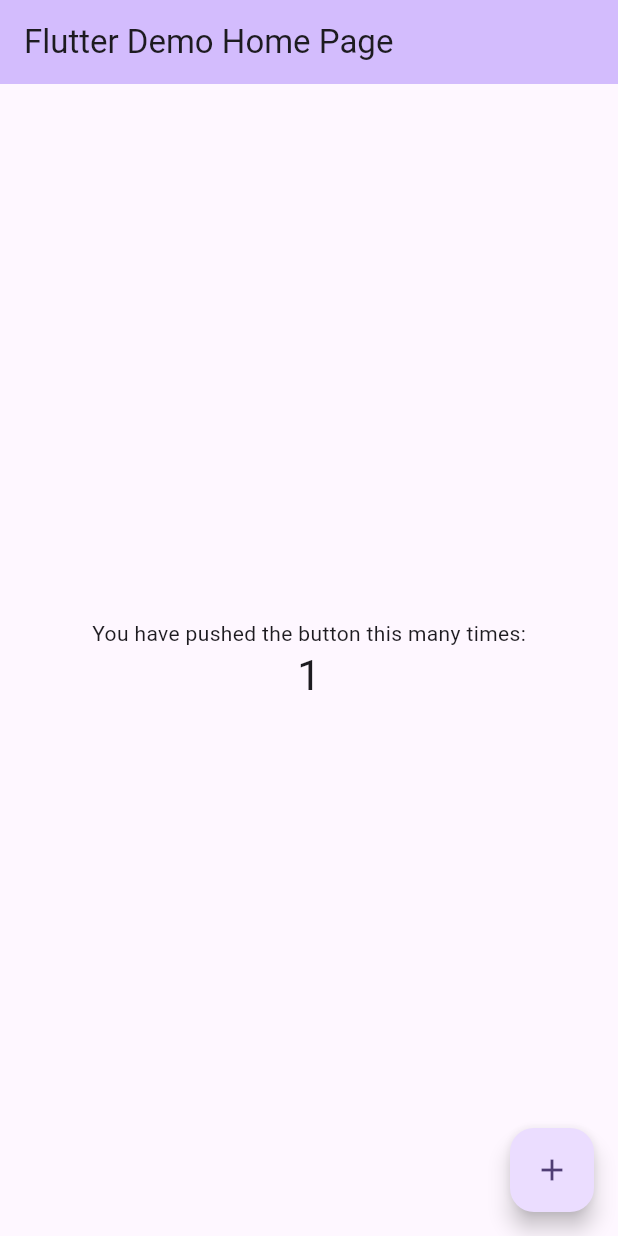
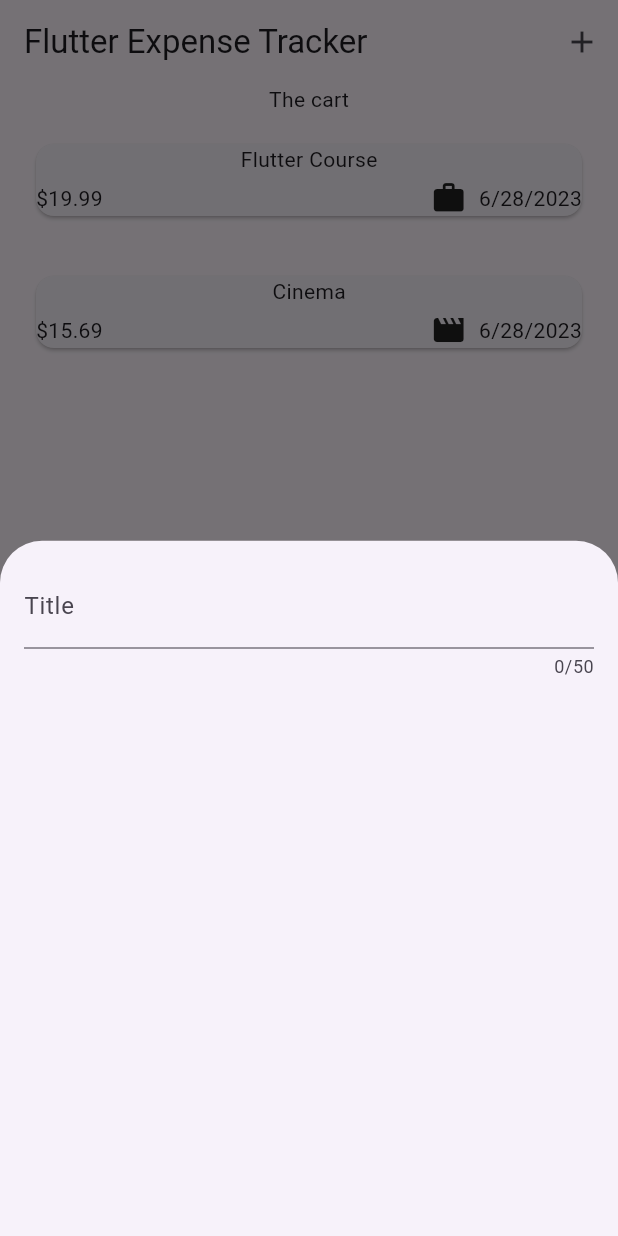
Before and after one commit to blucheez/expense_tracker, a Flutter app: the screen it shows after launch, after a tap on the "add" icon, on a phone screen of 412 x 824 dp. Run offline on Flutter 3.47's test engine with Material 2 defaults, Android fonts, the phone set to English and light mode, and no system bars.

Commit message:
expenses item, lisview, form

```diff
--- a/lib/main.dart
+++ b/lib/main.dart
@@ -1,125 +1,12 @@
 import 'package:flutter/material.dart';
 
+import 'package:expense_tracker/widgets/expenses.dart';
+
 void main() {
-  runApp(const MyApp());
+  runApp(
+    MaterialApp(
+      theme: ThemeData(useMaterial3: true),
+      home: const Expenses(),
+    ),
+  );
 }
-
-class MyApp extends StatelessWidget {
-  const MyApp({super.key});
-
-  // This widget is the root of your application.
-  @override
-  Widget build(BuildContext context) {
-    return MaterialApp(
-      title: 'Flutter Demo',
-      theme: ThemeData(
-        // This is the theme of your application.
-        //
-        // TRY THIS: Try running your application with "flutter run". You'll see
-        // the application has a blue toolbar. Then, without quitting the app,
-        // try changing the seedColor in the colorScheme below to Colors.green
-        // and then invoke "hot reload" (save your changes or press the "hot
-        // reload" button in a Flutter-supported IDE, or press "r" if you used
-        // the command line to start the app).
-        //
-        // Notice that the counter didn't reset back to zero; the application
-        // state is not lost during the reload. To reset the state, use hot
-        // restart instead.
-        //
-        // This works for code too, not just values: Most code changes can be
-        // tested with just a hot reload.
-        colorScheme: ColorScheme.fromSeed(seedColor: Colors.deepPurple),
-        useMaterial3: true,
-      ),
-      home: const MyHomePage(title: 'Flutter Demo Home Page'),
-    );
-  }
-}
-
-class MyHomePage extends StatefulWidget {
-  const MyHomePage({super.key, required this.title});
-
-  // This widget is the home page of your application. It is stateful, meaning
-  // that it has a State object (defined below) that contains fields that affect
-  // how it looks.
-
-  // This class is the configuration for the state. It holds the values (in this
-  // case the title) provided by the parent (in this case the App widget) and
-  // used by the build method of the State. Fields in a Widget subclass are
-  // always marked "final".
-
-  final String title;
-
-  @override
-  State<MyHomePage> createState() => _MyHomePageState();
-}
-
-class _MyHomePageState extends State<MyHomePage> {
-  int _counter = 0;
-
-  void _incrementCounter() {
-    setState(() {
-      // This call to setState tells the Flutter framework that something has
-      // changed in this State, which causes it to rerun the build method below
-      // so that the display can reflect the updated values. If we changed
-      // _counter without calling setState(), then the build method would not be
-      // called again, and so nothing would appear to happen.
-      _counter++;
-    });
-  }
-
-  @override
-  Widget build(BuildContext context) {
-    // This method is rerun every time setState is called, for instance as done
-    // by the _incrementCounter method above.
-    //
-    // The Flutter framework has been optimized to make rerunning build methods
-    // fast, so that you can just rebuild anything that needs updating rather
-    // than having to individually change instances of widgets.
-    return Scaffold(
-      appBar: AppBar(
-        // TRY THIS: Try changing the color here to a specific color (to
-        // Colors.amber, perhaps?) and trigger a hot reload to see the AppBar
-        // change color while the other colors stay the same.
-        backgroundColor: Theme.of(context).colorScheme.inversePrimary,
-        // Here we take the value from the MyHomePage object that was created by
-        // the App.build method, and use it to set our appbar title.
-        title: Text(widget.title),
-      ),
-      body: Center(
-        // Center is a layout widget. It takes a single child and positions it
-        // in the middle of the parent.
-        child: Column(
-          // Column is also a layout widget. It takes a list of children and
-          // arranges them vertically. By default, it sizes itself to fit its
-          // children horizontally, and tries to be as tall as its parent.
-          //
-          // Column has various properties to control how it sizes itself and
-          // how it positions its children. Here we use mainAxisAlignment to
-          // center the children vertically; the main axis here is the vertical
-          // axis because Columns are vertical (the cross axis would be
-          // horizontal).
-          //
-          // TRY THIS: Invoke "debug painting" (choose the "Toggle Debug Paint"
-          // action in the IDE, or press "p" in the console), to see the
-          // wireframe for each widget.
-          mainAxisAlignment: MainAxisAlignment.center,
-          children: <Widget>[
-            const Text(
-              'You have pushed the button this many times:',
-            ),
-            Text(
-              '$_counter',
-              style: Theme.of(context).textTheme.headlineMedium,
-            ),
-          ],
-        ),
-      ),
-      floatingActionButton: FloatingActionButton(
-        onPressed: _incrementCounter,
-        tooltip: 'Increment',
-        child: const Icon(Icons.add),
-      ), // This trailing comma makes auto-formatting nicer for build methods.
-    );
-  }
-}
--- /dev/null
+++ b/lib/models/expense.dart
@@ -0,0 +1,34 @@
+import 'package:flutter/material.dart';
+import 'package:uuid/uuid.dart';
+import 'package:intl/intl.dart';
+
+final formatter = DateFormat.yMd();
+const uuid = Uuid();
+
+enum Category { food, travel, leisure, work }
+
+const categoryIcons = {
+  Category.food: Icons.lunch_dining,
+  Category.travel: Icons.flight_takeoff,
+  Category.leisure: Icons.movie,
+  Category.work: Icons.work
+};
+
+class Expense {
+  Expense({
+    required this.title,
+    required this.amount,
+    required this.date,
+    required this.category,
+  }) : id = uuid.v4();
+
+  final String id;
+  final String title;
+  final double amount;
+  final DateTime date;
+  final Category category;
+
+  String get formattedDate {
+    return formatter.format(date);
+  }
+}
--- /dev/null
+++ b/lib/widgets/expenses.dart
@@ -0,0 +1,59 @@
+import 'package:expense_tracker/widgets/new_expense.dart';
+import 'package:flutter/material.dart';
+
+import 'package:expense_tracker/widgets/expenses_list/expenses_list.dart';
+import 'package:expense_tracker/models/expense.dart';
+
+class Expenses extends StatefulWidget {
+  const Expenses({super.key});
+
+  @override
+  State<Expenses> createState() => _ExpensesState();
+}
+
+class _ExpensesState extends State<Expenses> {
+  final List<Expense> _registeredExpenses = [
+    Expense(
+      title: 'Flutter Course',
+      amount: 19.99,
+      date: DateTime.now(),
+      category: Category.work,
+    ),
+    Expense(
+      title: 'Cinema',
+      amount: 15.69,
+      date: DateTime.now(),
+      category: Category.leisure,
+    ),
+  ];
+
+  void _openAddExpenseOverlay() {
+    showModalBottomSheet(
+      context: context,
+      builder: (ctx) => const NewExpense(),
+    );
+  }
+
+  @override
+  Widget build(BuildContext context) {
+    return Scaffold(
+      appBar: AppBar(
+        title: const Text('Flutter Expense Tracker'),
+        actions: [
+          IconButton(
+            onPressed: _openAddExpenseOverlay,
+            icon: const Icon(Icons.add),
+          )
+        ],
+      ),
+      body: Column(
+        children: [
+          const Text('The cart'),
+          Expanded(
+            child: ExpensesList(expenses: _registeredExpenses),
+          ),
+        ],
+      ),
+    );
+  }
+}
--- /dev/null
+++ b/lib/widgets/expenses_list/expense_item.dart
@@ -0,0 +1,39 @@
+import 'package:expense_tracker/models/expense.dart';
+import 'package:flutter/material.dart';
+
+class ExpenseItem extends StatelessWidget {
+  const ExpenseItem(this.expense, {super.key});
+
+  final Expense expense;
+
+  @override
+  Widget build(BuildContext context) {
+    return Padding(
+      padding: const EdgeInsets.symmetric(
+        vertical: 16,
+        horizontal: 20,
+      ),
+      child: Card(
+        child: Column(
+          children: [
+            Text(expense.title),
+            const SizedBox(height: 4),
+            Row(
+              children: [
+                Text('\$${expense.amount.toStringAsFixed(2)}'),
+                const Spacer(),
+                Row(
+                  children: [
+                    Icon(categoryIcons[expense.category]),
+                    const SizedBox(width: 8),
+                    Text(expense.formattedDate)
+                  ],
+                ),
+              ],
+            )
+          ],
+        ),
+      ),
+    );
+  }
+}
--- /dev/null
+++ b/lib/widgets/expenses_list/expenses_list.dart
@@ -0,0 +1,21 @@
+import 'package:expense_tracker/widgets/expenses_list/expense_item.dart';
+import 'package:flutter/material.dart';
+
+import 'package:expense_tracker/models/expense.dart';
+
+class ExpensesList extends StatelessWidget {
+  const ExpensesList({
+    super.key,
+    required this.expenses,
+  });
+
+  final List<Expense> expenses;
+
+  @override
+  Widget build(BuildContext context) {
+    return ListView.builder(
+      itemBuilder: (ctx, index) => ExpenseItem(expenses[index]),
+      itemCount: expenses.length,
+    );
+  }
+}
--- /dev/null
+++ b/lib/widgets/new_expense.dart
@@ -0,0 +1,27 @@
+import 'package:flutter/material.dart';
+
+class NewExpense extends StatefulWidget {
+  const NewExpense({super.key});
+
+  @override
+  State<NewExpense> createState() => _NewExpenseState();
+}
+
+class _NewExpenseState extends State<NewExpense> {
+  @override
+  Widget build(BuildContext context) {
+    return const Padding(
+      padding: EdgeInsets.all(16),
+      child: Column(
+        children: [
+          TextField(
+            maxLength: 50,
+            decoration: InputDecoration(
+              label: Text('Title'),
+            ),
+          )
+        ],
+      ),
+    );
+  }
+}
--- a/pubspec.yaml
+++ b/pubspec.yaml
@@ -35,6 +35,8 @@ dependencies:
   # The following adds the Cupertino Icons font to your application.
   # Use with the CupertinoIcons class for iOS style icons.
   cupertino_icons: ^1.0.2
+  uuid: ^3.0.7
+  intl: ^0.18.1
 
 dev_dependencies:
   flutter_test:
```
Also changed, not shown: pubspec.lock, 1 other file.
